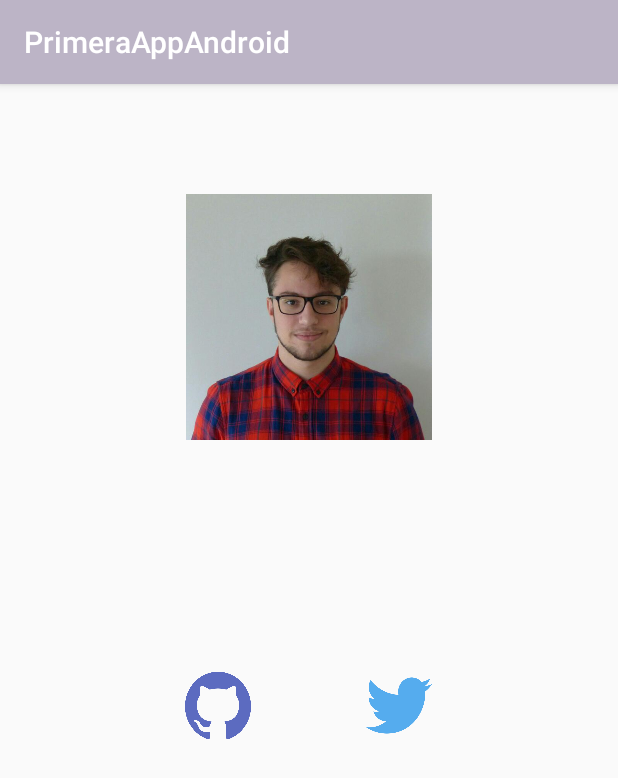
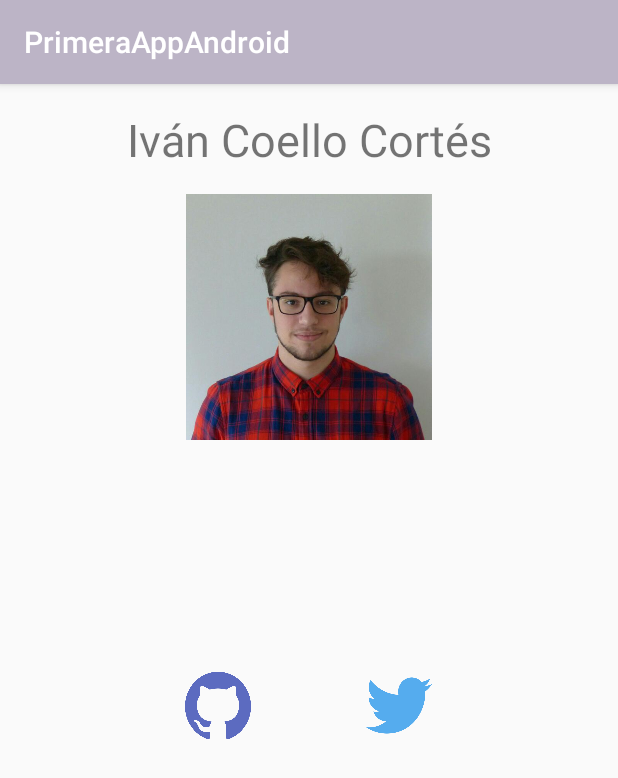
Before and after one commit to ICoelloC/ICC_PrimeraAppAndroid, an Android app: the AcercaDeActivity screen opened directly, with no data from a screen before it, on a phone screen of 412 x 824 dp. Shown: the top 778 px of the screen. Run offline under Robolectric (Android 15) with nearby library versions, the phone set to English and light mode, and no system bars.

Commit message:
Commit on develop's branch, in the layout of activity_acerca_de.xml, a textView with the name of the app programmer has been added

```diff
--- a/app/src/main/res/layout/activity_acerca_de.xml
+++ b/app/src/main/res/layout/activity_acerca_de.xml
@@ -35,4 +35,14 @@
             android:layout_marginStart="123dp" app:layout_constraintBottom_toBottomOf="parent"
             android:layout_marginBottom="248dp" android:layout_marginTop="68dp"
             app:layout_constraintTop_toBottomOf="@+id/acerca_de_ImageViewFotoDesarrollador"/>
+    <TextView
+            android:text="@string/about_DevName"
+            android:layout_width="wrap_content"
+            android:layout_height="wrap_content" android:id="@+id/textView"
+            android:layout_marginBottom="16dp"
+            app:layout_constraintBottom_toTopOf="@+id/acerca_de_ImageViewFotoDesarrollador"
+            app:layout_constraintStart_toStartOf="parent" android:layout_marginStart="172dp"
+            android:layout_marginEnd="180dp" app:layout_constraintEnd_toEndOf="parent"
+            app:layout_constraintTop_toTopOf="parent" android:layout_marginTop="34dp" android:textSize="30sp"
+            app:layout_constraintHorizontal_bias="0.478" app:layout_constraintVertical_bias="0.818"/>
 </androidx.constraintlayout.widget.ConstraintLayout>
--- a/app/src/main/res/values/strings.xml
+++ b/app/src/main/res/values/strings.xml
@@ -11,4 +11,5 @@
     <string name="acerca_de_BotonTwitter">TODO</string>
     <string name="contacts_Title">Añadir Contacto</string>
     <string name="menu_mas_opciones">Más</string>
+    <string name="about_DevName">Iván Coello Cortés</string>
 </resources>
```
